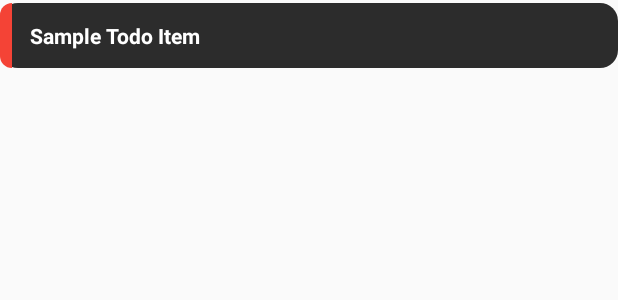
After one commit to adityasood04/GoalCast, an Android app built with Jetpack Compose: the layout widget_todo_item.xml on its own in the app's theme, with its tools: preview values and no code run, on a phone screen of 412 x 824 dp. The commit adds this screen. Shown: the top 300 px of the screen. Run offline under Robolectric (Android 15) with nearby library versions, the phone set to English and light mode, and no system bars.

Commit message:
ui : create drawables and add icons

```diff
--- /dev/null
+++ b/app/src/main/res/drawable/bg_strip_high.xml
@@ -0,0 +1,6 @@
+<?xml version="1.0" encoding="utf-8"?>
+<shape xmlns:android="http://schemas.android.com/apk/res/android"
+    android:shape="rectangle">
+    <solid android:color="@color/priority_high" />
+    <corners android:topLeftRadius="12dp" android:bottomLeftRadius="12dp"/>
+</shape>
--- /dev/null
+++ b/app/src/main/res/drawable/bg_strip_low.xml
@@ -0,0 +1,6 @@
+<?xml version="1.0" encoding="utf-8"?>
+<shape xmlns:android="http://schemas.android.com/apk/res/android"
+    android:shape="rectangle">
+    <solid android:color="@color/priority_low" />
+    <corners android:topLeftRadius="12dp" android:bottomLeftRadius="12dp"/>
+</shape>
--- /dev/null
+++ b/app/src/main/res/drawable/bg_strip_medium.xml
@@ -0,0 +1,6 @@
+<?xml version="1.0" encoding="utf-8"?>
+<shape xmlns:android="http://schemas.android.com/apk/res/android"
+    android:shape="rectangle">
+    <solid android:color="@color/priority_medium" />
+    <corners android:topLeftRadius="12dp" android:bottomLeftRadius="12dp"/>
+</shape>
--- /dev/null
+++ b/app/src/main/res/drawable/ic_add.xml
@@ -0,0 +1,5 @@
+<vector xmlns:android="http://schemas.android.com/apk/res/android" android:height="24dp" android:tint="#FFFFFF" android:viewportHeight="24" android:viewportWidth="24" android:width="24dp">
+
+    <path android:fillColor="@android:color/white" android:pathData="M19,3L5,3c-1.11,0 -2,0.9 -2,2v14c0,1.1 0.89,2 2,2h14c1.1,0 2,-0.9 2,-2L21,5c0,-1.1 -0.9,-2 -2,-2zM17,13h-4v4h-2v-4L7,13v-2h4L11,7h2v4h4v2z"/>
+
+</vector>
--- /dev/null
+++ b/app/src/main/res/drawable/ic_check_circle_outline.xml
@@ -0,0 +1,10 @@
+<vector xmlns:android="http://schemas.android.com/apk/res/android"
+    android:width="24dp"
+    android:height="24dp"
+    android:viewportWidth="24"
+    android:viewportHeight="24"
+    android:tint="@color/teal_700">
+    <path
+        android:fillColor="@android:color/white"
+        android:pathData="M16.59,7.58L10,14.17l-3.59,-3.58L5,12l5,5 8,-8zM12,2C6.48,2 2,6.48 2,12s4.48,10 10,10 10,-4.48 10,-10S17.52,2 12,2zM12,20c-4.41,0 -8,-3.59 -8,-8s3.59,-8 8,-8 8,3.59 8,8 -3.59,8 -8,8z"/>
+</vector>
--- /dev/null
+++ b/app/src/main/res/drawable/ic_refresh.xml
@@ -0,0 +1,5 @@
+<vector xmlns:android="http://schemas.android.com/apk/res/android" android:height="24dp" android:tint="#FFFFFF" android:viewportHeight="24" android:viewportWidth="24" android:width="24dp">
+
+    <path android:fillColor="@android:color/white" android:pathData="M17.65,6.35C16.2,4.9 14.21,4 12,4c-4.42,0 -7.99,3.58 -7.99,8s3.57,8 7.99,8c3.73,0 6.84,-2.55 7.73,-6h-2.08c-0.82,2.33 -3.04,4 -5.65,4 -3.31,0 -6,-2.69 -6,-6s2.69,-6 6,-6c1.66,0 3.14,0.69 4.22,1.78L13,11h7V4l-2.35,2.35z"/>
+
+</vector>
--- /dev/null
+++ b/app/src/main/res/drawable/widget_background_shape.xml
@@ -0,0 +1,6 @@
+<?xml version="1.0" encoding="utf-8"?>
+<shape xmlns:android="http://schemas.android.com/apk/res/android"
+    android:shape="rectangle">
+    <corners android:radius="24dp" />
+    <solid android:color="@color/widget_background" />
+</shape>
--- /dev/null
+++ b/app/src/main/res/drawable/widget_item_background.xml
@@ -0,0 +1,15 @@
+<?xml version="1.0" encoding="utf-8"?>
+<selector xmlns:android="http://schemas.android.com/apk/res/android">
+    <item android:state_pressed="true">
+        <shape android:shape="rectangle">
+            <solid android:color="@color/widget_item_pressed" />
+            <corners android:radius="12dp" />
+        </shape>
+    </item>
+    <item>
+        <shape android:shape="rectangle">
+            <solid android:color="@color/widget_item_background" />
+            <corners android:radius="12dp" />
+        </shape>
+    </item>
+</selector>
--- /dev/null
+++ b/app/src/main/res/layout/widget_todo_item.xml
@@ -0,0 +1,50 @@
+<?xml version="1.0" encoding="utf-8"?>
+<LinearLayout xmlns:android="http://schemas.android.com/apk/res/android"
+    android:id="@+id/widget_todo_item_container"
+    android:layout_width="match_parent"
+    android:layout_height="wrap_content"
+    android:orientation="horizontal"
+    android:background="@drawable/widget_item_background"
+    android:layout_marginTop="2dp"
+    android:layout_marginBottom="8dp"
+    android:gravity="center_vertical">
+
+    <ImageView
+        android:id="@+id/widget_priority_indicator"
+        android:layout_width="8dp"
+        android:layout_height="match_parent"
+        android:layout_marginEnd="12dp"
+        android:background="@drawable/bg_strip_high"
+        android:contentDescription="@string/priority_color" />
+
+    <LinearLayout
+        android:layout_width="0dp"
+        android:layout_height="wrap_content"
+        android:layout_weight="1"
+        android:paddingVertical="12dp"
+        android:orientation="vertical">
+
+        <TextView
+            android:id="@+id/widget_todo_text"
+            android:layout_width="match_parent"
+            android:layout_height="wrap_content"
+            android:text="Sample Todo Item"
+            android:textSize="14sp"
+            android:textStyle="bold"
+            android:textColor="@color/widget_text_primary"
+            android:maxLines="2"
+            android:ellipsize="end" />
+
+
+    </LinearLayout>
+
+    <ImageView
+        android:visibility="gone"
+        android:id="@+id/widget_check_icon"
+        android:layout_width="24dp"
+        android:layout_height="match_parent"
+        android:src="@drawable/ic_check_circle_outline"
+        android:contentDescription="@string/mark_as_complete"
+        android:layout_marginStart="8dp" />
+
+</LinearLayout>
```
Also changed, not shown: app/src/main/res/drawable/widget_background.xml (added, +7 -0 lines), app/src/main/res/layout/widget_empty_item.xml (added, +26 -0 lines), app/src/main/res/layout/widget_loading_item.xml (added, +22 -0 lines), app/src/main/res/values/colors.xml (+18 -2 lines).
